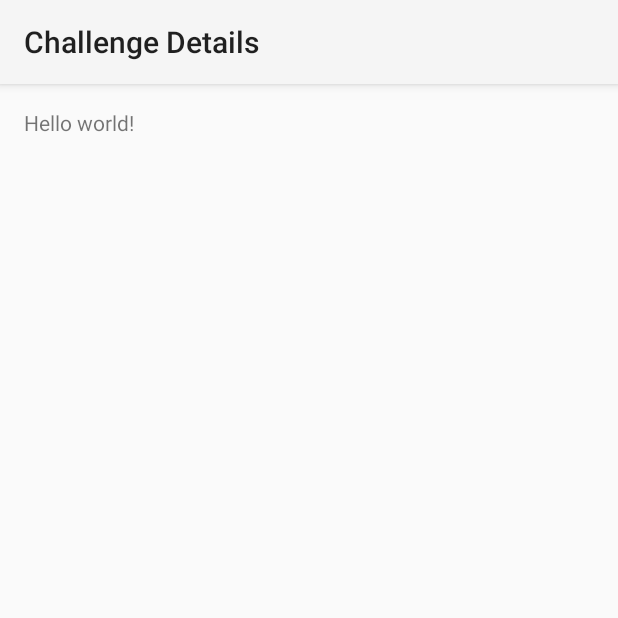
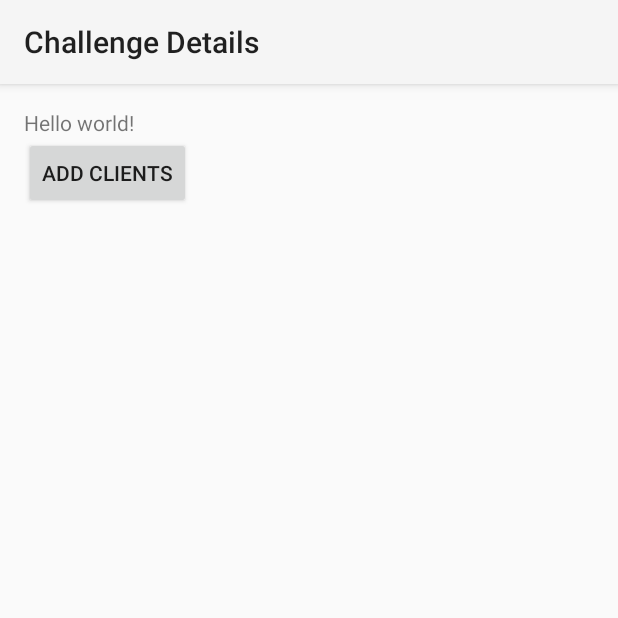
Before and after one commit to algard/Nimbus, an Android app: the ChallengeDetailsActivity screen opened directly, with no data from a screen before it, on a phone screen of 412 x 824 dp, the top half of it. Run offline under Robolectric (Android 15) with nearby library versions, the phone set to English and light mode, and no system bars; our stand-ins replace ButterKnife.

Commit message:
butterknife and add clients button temp

```diff
--- a/app/src/main/java/planetexpress/nimbus/activities/ChallengeDetailsActivity.java
+++ b/app/src/main/java/planetexpress/nimbus/activities/ChallengeDetailsActivity.java
@@ -5,19 +5,30 @@ import android.graphics.Outline;
 import android.os.Bundle;
 import android.view.View;
 import android.widget.Button;
+import android.widget.Toast;
 
+import butterknife.ButterKnife;
+import butterknife.InjectView;
 import planetexpress.nimbus.R;
 
 /**
  * Created by Lia.Zadoyan on 9/29/2014.
  */
 public class ChallengeDetailsActivity extends Activity {
+    @InjectView(R.id.addClientsButton) protected Button addClientsButton;
+
     @Override
     protected void onCreate(Bundle savedInstanceState) {
         super.onCreate(savedInstanceState);
         setContentView(R.layout.activity_challenge_details);
+        ButterKnife.inject(this);
         setTitle("Challenge Details");
 
-
+        addClientsButton.setOnClickListener(new View.OnClickListener() {
+            @Override
+            public void onClick(View view) {
+                Toast.makeText(view.getContext(), "AddClients", Toast.LENGTH_SHORT).show();
+            }
+        });
     }
 }
--- a/app/src/main/res/layout/activity_challenge_details.xml
+++ b/app/src/main/res/layout/activity_challenge_details.xml
@@ -10,6 +10,16 @@
     <TextView
         android:text="@string/hello_world"
         android:layout_width="wrap_content"
-        android:layout_height="wrap_content" />
+        android:layout_height="wrap_content"
+        android:id="@+id/textView" />
+
+    <Button
+        android:layout_width="wrap_content"
+        android:layout_height="wrap_content"
+        android:id="@+id/addClientsButton"
+        android:text="Add Clients"
+        android:layout_below="@+id/textView"
+        android:layout_alignParentStart="true" />
+
 
 </RelativeLayout>
```
Also changed, not shown: app/src/main/java/planetexpress/nimbus/activities/ChallengeSetup.java (+4 -6 lines).
